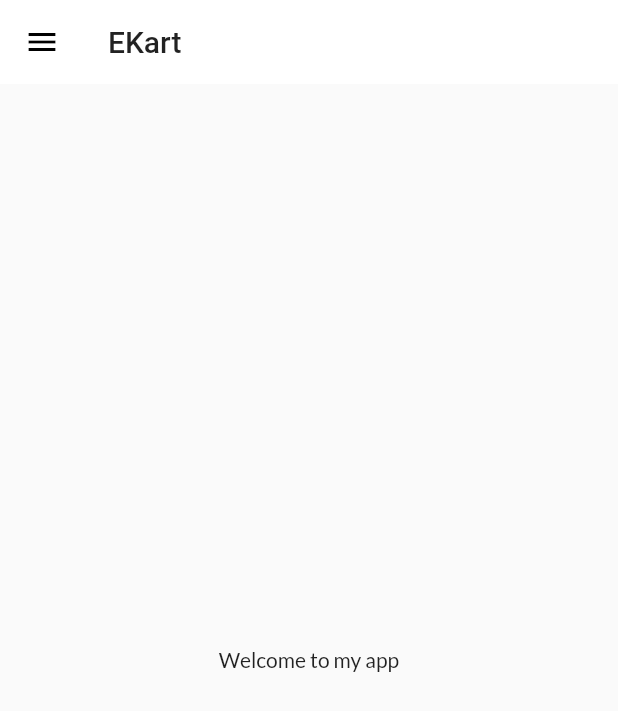
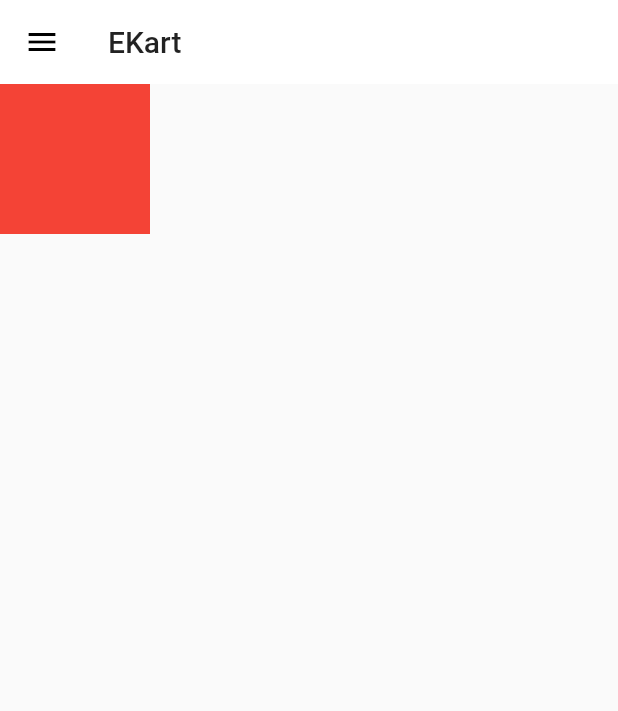
Before and after one commit to ItsRichish/FlutterFirstApp, a Flutter app: the HomePage screen opened by its route, on a phone screen of 412 x 824 dp. Shown: the top 711 px of the screen. Run offline on Flutter 3.47's test engine with Material 2 defaults, Android fonts, the phone set to English and light mode, and no system bars; our stand-ins replace google_fonts.

Commit message:
Day 10 completed

```diff
--- a/lib/pages/home_page.dart
+++ b/lib/pages/home_page.dart
@@ -12,10 +12,14 @@ class HomePage extends StatelessWidget {
           "EKart",
         ),
       ),
-      body: Center(
-        child: Container(
-          child: Text("Welcome to my app"),
-        ),
+      body: Column(
+        children: [
+          Container(
+            height: 100,
+            width: 100,
+            color: Colors.red,
+          ),
+        ],
       ),
       drawer: MyDrawer(),
     );
```
